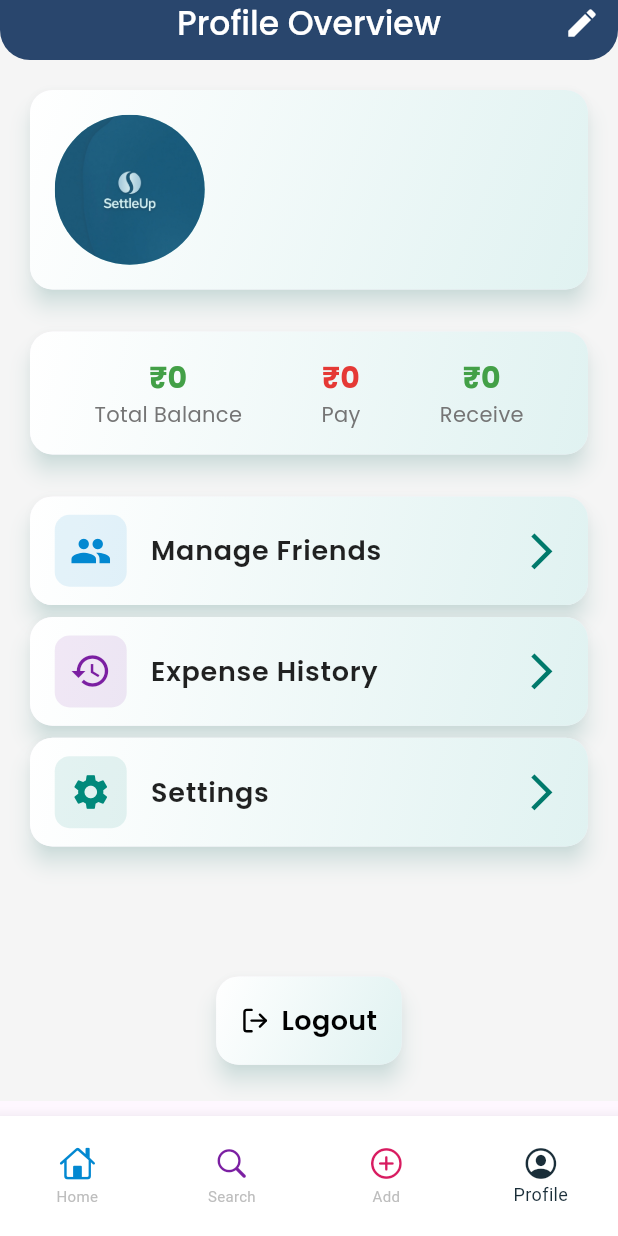
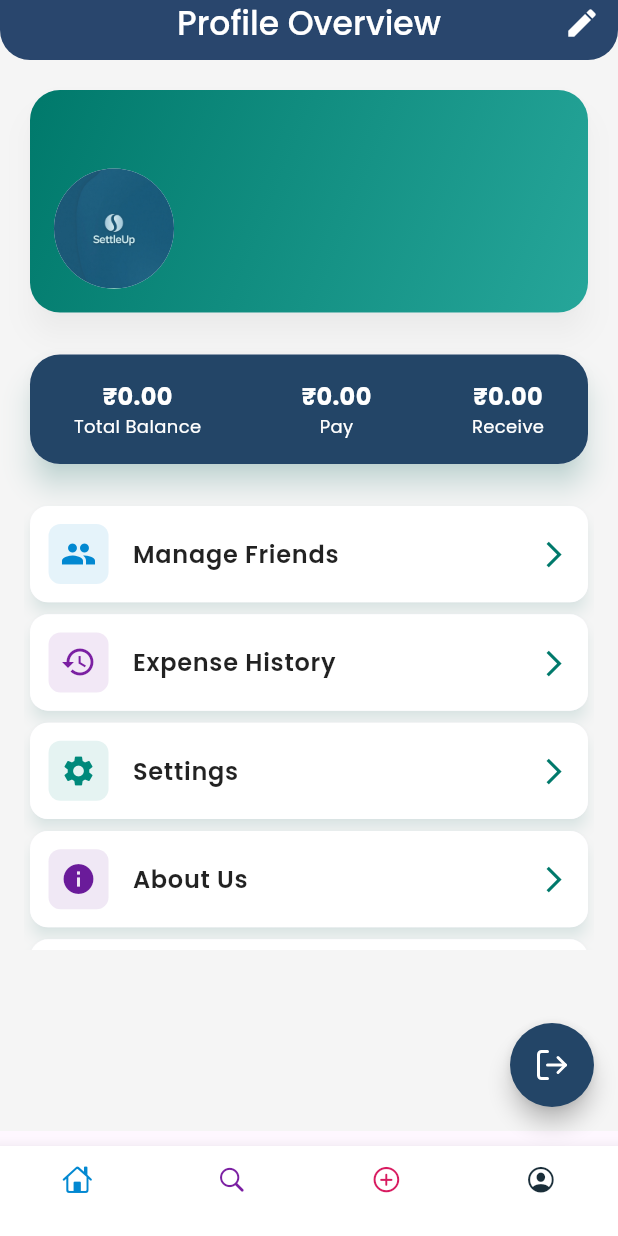
Before and after one commit to deepankar0611/split_wise, a Flutter app: the screen it shows once a user with an empty profile is signed in, item 4 of the bottom bar chosen, on a phone screen of 412 x 824 dp. Run offline on Flutter 3.47's test engine with Material 3 defaults, Android fonts, the phone set to English and light mode, and no system bars; our stand-ins replace animate_do, cached_network_image, cloud_firestore, firebase_auth, firebase_core, firebase_messaging and 13 more; accounts and stored records are empty; project files that could hold a hidden picture were left out.

Commit message:
spend analyser changes

```diff
--- a/lib/Home screen/home_screen.dart
+++ b/lib/Home screen/home_screen.dart
@@ -138,6 +138,7 @@ class _HomeScreenState extends State<HomeScreen> {
   @override
   Widget build(BuildContext context) {
     return Scaffold(
+      backgroundColor: const Color(0xFF234567),
       body: CustomScrollView(
         controller: widget.scrollController,
         slivers: <Widget>[
--- a/lib/Profile/profile_overview.dart
+++ b/lib/Profile/profile_overview.dart
@@ -4,7 +4,7 @@ import 'package:flutter/material.dart';
 import 'package:google_fonts/google_fonts.dart';
 import 'package:lucide_icons/lucide_icons.dart';
 import 'package:split_wise/Profile/manage_friends.dart';
-import 'package:split_wise/Profile/setting.dart'; // Add this import
+import 'package:split_wise/Profile/setting.dart';
 import 'package:supabase_flutter/supabase_flutter.dart';
 import '../Search/search_bar.dart';
 import '../login signup/login_screen.dart';
@@ -98,12 +98,12 @@ class _ProfileOverviewScreenState extends State<ProfileOverviewScreen> {
             _buildFinanceSummary(screenWidth, screenHeight),
             const SizedBox(height: 20),
             _buildProfileOptions(context),
-            const SizedBox(height: 20),
-            _buildLogoutButton(screenWidth, screenHeight),
-            const SizedBox(height: 20),
+            const SizedBox(height: 20), // Removed _buildLogoutButton here
           ],
         ),
       ),
+      floatingActionButton: _buildLogoutButton(context), // Added FAB at the bottom
+      floatingActionButtonLocation: FloatingActionButtonLocation.endFloat, // Position at bottom right
     );
   }
 
@@ -123,52 +123,61 @@ class _ProfileOverviewScreenState extends State<ProfileOverviewScreen> {
 
         final userData = snapshot.data!.data() as Map<String, dynamic>;
         return Card(
-          elevation: 6,
-          shape: RoundedRectangleBorder(borderRadius: BorderRadius.circular(15)),
-          shadowColor: Colors.teal.withOpacity(0.3),
-          child: Container(
+          elevation: 8,
+          shape: RoundedRectangleBorder(borderRadius: BorderRadius.circular(20)),
+          shadowColor: Colors.black.withOpacity(0.2),
+          child: Stack(
+            children: [
+              Container(
+                height: screenHeight * 0.18,
                 decoration: BoxDecoration(
                   gradient: LinearGradient(
-                colors: [Colors.white, Colors.teal.shade50],
+                    colors: [Colors.teal.shade700, Colors.teal.shade400],
                     begin: Alignment.topLeft,
                     end: Alignment.bottomRight,
                   ),
-              borderRadius: BorderRadius.circular(15),
+                  borderRadius: BorderRadius.circular(20),
                 ),
-            child: Padding(
-              padding: EdgeInsets.all(screenWidth * 0.04),
+              ),
+              Positioned(
+                left: 16,
+                bottom: 16,
                 child: Row(
                   children: [
                     CircleAvatar(
-                    radius: 50,
+                      radius: 40,
                       backgroundImage: userData.containsKey('profileImageUrl') && userData['profileImageUrl'].isNotEmpty
                           ? NetworkImage(userData['profileImageUrl'] as String)
                           : const AssetImage('assets/logo/intro.jpeg') as ImageProvider,
-                    backgroundColor: Colors.teal.shade100,
+                      backgroundColor: Colors.white,
                     ),
-                  const SizedBox(width: 16),
-                  Expanded(
-                    child: Column(
+                    const SizedBox(width: 12),
+                    Column(
                       crossAxisAlignment: CrossAxisAlignment.start,
                       children: [
                         Text(
                           userData['name'] ?? 'User',
-                          style: GoogleFonts.poppins(fontSize: 24, fontWeight: FontWeight.bold, color: Colors.black87),
+                          style: GoogleFonts.poppins(
+                            fontSize: 22,
+                            fontWeight: FontWeight.bold,
+                            color: Colors.white,
+                            shadows: [Shadow(color: Colors.black45, blurRadius: 4, offset: Offset(2, 2))],
+                          ),
                         ),
                         Text(
                           userData['email'] ?? '',
-                          style: GoogleFonts.poppins(fontSize: 14, color: Colors.grey.shade700),
+                          style: GoogleFonts.poppins(fontSize: 14, color: Colors.white70),
                         ),
                         Text(
                           userData['phone'] ?? '',
-                          style: GoogleFonts.poppins(fontSize: 14, color: Colors.grey.shade700),
+                          style: GoogleFonts.poppins(fontSize: 14, color: Colors.white70),
+                        ),
+                      ],
                     ),
                   ],
                 ),
               ),
             ],
-              ),
-            ),
           ),
         );
       },
@@ -195,27 +204,41 @@ class _ProfileOverviewScreenState extends State<ProfileOverviewScreen> {
         double totalBalance = amountToReceive - amountToPay;
         Color balanceColor = totalBalance >= 0 ? Colors.green.shade600 : Colors.red.shade600;
 
-        return Card(
-          elevation: 6,
-          shape: RoundedRectangleBorder(borderRadius: BorderRadius.circular(15)),
-          shadowColor: Colors.teal.withOpacity(0.3),
+        return AnimatedOpacity(
+          duration: const Duration(milliseconds: 500), // Fade-in animation
+          opacity: snapshot.hasData && snapshot.data!.exists ? 1.0 : 0.0,
+          child: Card(
+            elevation: 8,
+            shape: RoundedRectangleBorder(borderRadius: BorderRadius.circular(20)),
+            shadowColor: Colors.teal.withOpacity(0.4),
             child: Container(
               decoration: BoxDecoration(
                 gradient: LinearGradient(
-                colors: [Colors.white, Colors.teal.shade50],
+                  colors: [Color(0xFF234567), Color(0xFF234567)],
                   begin: Alignment.topLeft,
                   end: Alignment.bottomRight,
                 ),
-              borderRadius: BorderRadius.circular(15),
+                borderRadius: BorderRadius.circular(20),
               ),
               padding: EdgeInsets.all(screenWidth * 0.04),
               child: Row(
                 mainAxisAlignment: MainAxisAlignment.spaceAround,
                 children: [
-                _buildSummaryTile("Total Balance", "₹${totalBalance.abs().toInt()}", balanceColor),
-                _buildSummaryTile("Pay", "₹${amountToPay.toInt()}", Colors.red.shade600),
-                _buildSummaryTile("Receive", "₹${amountToReceive.toInt()}", Colors.green.shade600),
+                  _buildSummaryTile("Total Balance", "₹${totalBalance.toStringAsFixed(2)}", Colors.white),
+                  const VerticalDivider(
+                    color: Colors.white,
+                    thickness: 1,
+                    width: 16, // Space between tiles
+                  ),
+                  _buildSummaryTile("Pay", "₹${amountToPay.toStringAsFixed(2)}", Colors.white),
+                  const VerticalDivider(
+                    color: Colors.white,
+                    thickness: 1,
+                    width: 16,
+                  ),
+                  _buildSummaryTile("Receive", "₹${amountToReceive.toStringAsFixed(2)}", Colors.white),
                 ],
+              ),
             ),
           ),
         );
@@ -223,20 +246,22 @@ class _ProfileOverviewScreenState extends State<ProfileOverviewScreen> {
     );
   }
 
+  // Updated _buildSummaryTile to use smaller text
   Widget _buildSummaryTile(String label, String value, [Color? color]) {
     return Column(
+      mainAxisSize: MainAxisSize.min, // Compact vertical size
       children: [
         Text(
           value,
           style: GoogleFonts.poppins(
-            fontSize: 20,
+            fontSize: 16, // Smaller text for values
             fontWeight: FontWeight.bold,
-            color: color ?? Colors.black87,
+            color: color ?? Colors.white,
           ),
         ),
         Text(
           label,
-          style: GoogleFonts.poppins(fontSize: 14, color: Colors.grey.shade600),
+          style: GoogleFonts.poppins(fontSize: 12, color: Colors.white), // Smaller text for labels
         ),
       ],
     );
@@ -247,9 +272,9 @@ class _ProfileOverviewScreenState extends State<ProfileOverviewScreen> {
     var screenHeight = MediaQuery.of(context).size.height;
 
     return SizedBox(
-      height: 300,
+      height: 300, // Increased height to accommodate 5 items (from 240)
       child: ListView.builder(
-        itemCount: 3,
+        itemCount: 5, // Updated to include 5 items
         itemBuilder: (context, index) {
           switch (index) {
             case 0:
@@ -274,7 +299,7 @@ class _ProfileOverviewScreenState extends State<ProfileOverviewScreen> {
                 onTap: () {
                   Navigator.push(
                     context,
-                    MaterialPageRoute(builder: (context) =>  ExpenseHistoryDetailedScreen(showFilter: '', splitId: '',)),
+                    MaterialPageRoute(builder: (context) => ExpenseHistoryDetailedScreen(showFilter: '', splitId: '')),
                   );
                 },
                 iconColor: const Color(0xFF7B1FA2),
@@ -297,6 +322,32 @@ class _ProfileOverviewScreenState extends State<ProfileOverviewScreen> {
                 screenWidth: screenWidth,
                 screenHeight: screenHeight,
               );
+            case 3:
+              return _buildOptionTile(
+                icon: Icons.info, // Icon for About Us
+                title: "About Us",
+                onTap: () {
+                  // Add navigation or action for About Us (e.g., show a dialog, navigate to a new screen)
+                  _showAboutUsDialog(context); // Example implementation below
+                },
+                iconColor: const Color(0xFF6A1B9A), // Purple for variety
+                backgroundColor: Colors.white,
+                screenWidth: screenWidth,
+                screenHeight: screenHeight,
+              );
+            case 4:
+              return _buildOptionTile(
+                icon: Icons.star, // Icon for Rate Us
+                title: "Rate Us",
+                onTap: () {
+                  // Add action for Rate Us (e.g., open app store or show a rating dialog)
+                  _showRateUsDialog(context); // Example implementation below
+                },
+                iconColor: const Color(0xFFF57C00), // Orange for variety
+                backgroundColor: Colors.white,
+                screenWidth: screenWidth,
+                screenHeight: screenHeight,
+              );
             default:
               return Container();
           }
@@ -305,41 +356,77 @@ class _ProfileOverviewScreenState extends State<ProfileOverviewScreen> {
     );
   }
 
-  Widget _buildLogoutButton(double screenWidth, double screenHeight) {
-    return Card(
-      elevation: 6,
-      shape: RoundedRectangleBorder(borderRadius: BorderRadius.circular(15)),
-      shadowColor: Colors.teal.withOpacity(0.3),
-      child: Container(
-        decoration: BoxDecoration(
-          gradient: LinearGradient(
-            colors: [Colors.white, Colors.teal.shade50],
-            begin: Alignment.topLeft,
-            end: Alignment.bottomRight,
+  // Helper method to show About Us dialog
+  void _showAboutUsDialog(BuildContext context) {
+    showDialog(
+      context: context,
+      builder: (context) => AlertDialog(
+        title: Text("About Us", style: GoogleFonts.poppins(fontWeight: FontWeight.bold)),
+        content: Text(
+          "Welcome to SplitWise! We help you manage your expenses and split bills with friends effortlessly. Contact us at support@splitwise.com for more information.",
+          style: GoogleFonts.poppins(),
         ),
-          borderRadius: BorderRadius.circular(15),
+        actions: [
+          TextButton(
+            onPressed: () => Navigator.pop(context),
+            child: Text("Close", style: GoogleFonts.poppins(color: Colors.teal)),
           ),
-        child: Padding(
-          padding: EdgeInsets.all(screenWidth * 0.04),
-          child: GestureDetector(
-            onTap: () => _logout(context),
-            child: Row(
-              mainAxisAlignment: MainAxisAlignment.center,
-              mainAxisSize: MainAxisSize.min,
-              children: const [
-                Icon(LucideIcons.logOut, size: 19, color: Colors.black),
-                SizedBox(width: 8),
-                Text("Logout",
-                    style: TextStyle(
-                        color: Colors.black,
-                        fontSize: 18,
-                        fontWeight: FontWeight.w600,
-                        fontFamily: 'Poppins')),
         ],
       ),
+    );
+  }
+
+  // Helper method to show Rate Us dialog
+  void _showRateUsDialog(BuildContext context) {
+    showDialog(
+      context: context,
+      builder: (context) => AlertDialog(
+        title: Text("Rate Us", style: GoogleFonts.poppins(fontWeight: FontWeight.bold)),
+        content: Text(
+          "If you enjoy using SplitWise, please rate us on the App Store or Google Play to help us improve!",
+          style: GoogleFonts.poppins(),
+        ),
+        actions: [
+          TextButton(
+            onPressed: () => Navigator.pop(context),
+            child: Text("Later", style: GoogleFonts.poppins(color: Colors.teal)),
+          ),
+          TextButton(
+            onPressed: () {
+              // Add logic to open the app store or play store here (e.g., using url_launcher package)
+              Navigator.pop(context);
+            },
+            child: Text("Rate Now", style: GoogleFonts.poppins(color: Colors.teal)),
+          ),
+        ],
+      ),
+    );
+  }
+
+  Widget _buildLogoutButton(BuildContext context) {
+    return StatefulBuilder(
+      builder: (context, setState) {
+        double scale = 1.0;
+        return GestureDetector(
+          onTapDown: (_) => setState(() => scale = 0.95),
+          onTapUp: (_) {
+            setState(() => scale = 1.0);
+            _logout(context);
+          },
+          onTapCancel: () => setState(() => scale = 1.0),
+          child: AnimatedContainer(
+            duration: const Duration(milliseconds: 200),
+            transform: Matrix4.identity()..scale(scale),
+            child: FloatingActionButton(
+              onPressed: null, // Disable default onPressed to use GestureDetector
+              backgroundColor: const Color(0xFF234567),
+              elevation: 6,
+              shape: RoundedRectangleBorder(borderRadius: BorderRadius.circular(30)),
+              child: const Icon(LucideIcons.logOut, size: 24, color: Colors.white),
             ),
           ),
-      ),
+        );
+      },
     );
   }
 
@@ -368,35 +455,35 @@ class _ProfileOverviewScreenState extends State<ProfileOverviewScreen> {
     Function()? onTap,
   }) {
     return Card(
-      elevation: 6,
-      shape: RoundedRectangleBorder(borderRadius: BorderRadius.circular(15)),
-      shadowColor: Colors.teal.withOpacity(0.3),
+      elevation: 4,
+      shape: RoundedRectangleBorder(borderRadius: BorderRadius.circular(12)),
+      shadowColor: Colors.teal.withOpacity(0.2),
       child: Container(
         decoration: BoxDecoration(
           gradient: LinearGradient(
-            colors: [Colors.white, Colors.teal.shade50],
+            colors: [Colors.white, Colors.white],
             begin: Alignment.topLeft,
             end: Alignment.bottomRight,
           ),
-          borderRadius: BorderRadius.circular(15),
+          borderRadius: BorderRadius.circular(12),
         ),
         child: ListTile(
           contentPadding: EdgeInsets.symmetric(
-            horizontal: screenWidth * 0.04,
-            vertical: screenHeight * 0.01,
+            horizontal: screenWidth * 0.03,
+            vertical: screenHeight * 0.005,
           ),
           leading: Container(
-            padding: const EdgeInsets.all(10),
+            padding: const EdgeInsets.all(8),
             decoration: BoxDecoration(
               color: iconColor.withOpacity(0.1),
-              borderRadius: BorderRadius.circular(10),
+              borderRadius: BorderRadius.circular(8),
             ),
-            child: Icon(icon, color: iconColor, size: 28),
+            child: Icon(icon, color: iconColor, size: 24),
           ),
           title: Text(
             title,
             style: GoogleFonts.poppins(
-              fontSize: 18,
+              fontSize: 16,
               fontWeight: FontWeight.w600,
               color: Colors.black87,
             ),
@@ -404,7 +491,7 @@ class _ProfileOverviewScreenState extends State<ProfileOverviewScreen> {
           trailing: Icon(
             Icons.arrow_forward_ios,
             color: Colors.teal.shade700,
-            size: screenWidth * 0.07,
+            size: screenWidth * 0.05,
           ),
           onTap: onTap,
         ),
--- a/lib/bottom_bar.dart
+++ b/lib/bottom_bar.dart
@@ -154,45 +154,47 @@ class _BottomBarState extends State<BottomBar> with SingleTickerProviderStateMix
         },
       ),
       bottomNavigationBar: AnimatedContainer(
-        duration: const Duration(milliseconds: 1000),
-        height: _isBottomBarVisible ? 80.0 : 0.0, // Increased height to accommodate content
+        clipBehavior: Clip.none,
+        duration: const Duration(milliseconds: 300),
+        height: _isBottomBarVisible ? 60.0 : 0.0,
+
         curve: Curves.easeInOut,
         child: _isBottomBarVisible
             ? BottomNavigationBar(
           currentIndex: _selectedIndex,
           onTap: _onItemTapped,
-          type: BottomNavigationBarType.fixed,
+          type: BottomNavigationBarType.fixed, // Ensure type is fixed for label efficiency
           backgroundColor: Colors.white,
           selectedItemColor: const Color(0xFF1A2E39),
           unselectedItemColor: Colors.grey[400],
-          selectedFontSize: 12,
-          unselectedFontSize: 10, // Reduced unselected font size
+          selectedFontSize: 11, // Keep reduced selectedFontSize
+          unselectedFontSize: 9, // Keep reduced unselectedFontSize
           elevation: 8,
-          iconSize: 24, // Reduced icon size
+          iconSize: 20, // Keep or slightly reduce iconSize if needed, e.g., 18
           items: const [
             BottomNavigationBarItem(
               icon: Icon(CupertinoIcons.home, color: Color(0xFF0288D1)),
               activeIcon: Icon(CupertinoIcons.home, color: Color(0xFF1A2E39)),
-              label: 'Home',
+              label: '', // Short label
             ),
             BottomNavigationBarItem(
               icon: Icon(CupertinoIcons.search, color: Color(0xFF7B1FA2)),
               activeIcon: Icon(CupertinoIcons.search, color: Color(0xFF1A2E39)),
-              label: 'Search',
+              label: '', // Short label
             ),
             BottomNavigationBarItem(
               icon: Icon(CupertinoIcons.add_circled, color: Color(0xFFD81B60)),
               activeIcon: Icon(CupertinoIcons.add_circled, color: Color(0xFF1A2E39)),
-              label: 'Add',
+              label: '', // Short label
             ),
             BottomNavigationBarItem(
               icon: Icon(CupertinoIcons.profile_circled, color: Color(0xFF00897B)),
               activeIcon: Icon(CupertinoIcons.profile_circled, color: Color(0xFF1A2E39)),
-              label: 'Profile',
+              label: '', // Short label
             ),
           ],
         )
-            : null, // Avoid rendering BottomNavigationBar when height is 0
+            : null,
       ),
     );
   }
--- a/lib/split/friends.dart
+++ b/lib/split/friends.dart
@@ -111,39 +111,19 @@ class _AddExpenseScreenState extends State<AddExpenseScreen> {
             letterSpacing: 0.5,
           ),
         ),
-        backgroundColor: const Color(0xFF1A3C6D), // Non-nullable Color
-        flexibleSpace: Container(
-          decoration: const BoxDecoration(
-            gradient: LinearGradient(
-              colors: [Color(0xFF1A3C6D), Color(0xFF2E6B9F)],
-              begin: Alignment.topLeft,
-              end: Alignment.bottomRight,
-            ),
-          ),
-        ),
+        backgroundColor: const Color(0xFF1A3C6D), // Solid background color
         elevation: 0,
         centerTitle: true,
         actions: [
           TextButton(
             onPressed: () {
-              if (totalAmount > 0 && expenseDescription.isNotEmpty) {
-                Navigator.push(
-                  context,
-                  MaterialPageRoute(
-                    builder: (context) => FinalSplitScreen(
-                      selectedPeople: selectedPeople,
-                      payerAmounts: payerAmounts,
-                      totalAmount: totalAmount,
-                      expenseDescription: expenseDescription,
-                      selectedCategory: selectedCategory,
-                    ),
-                  ),
-                );
-              } else {
-                ScaffoldMessenger.of(context).showSnackBar(
-                  const SnackBar(content: Text('Please enter a valid amount and description')),
-                );
-              }
+              // Placeholder for save action - replace with your logic
+              Navigator.push(
+                context,
+                MaterialPageRoute(
+                  builder: (context) => const Placeholder(), // Replace Placeholder with your actual screen/widget
+                ),
+              );
             },
             child: const Text(
               "Save",
@@ -155,6 +135,9 @@ class _AddExpenseScreenState extends State<AddExpenseScreen> {
             ),
           ),
         ],
+        shape: const RoundedRectangleBorder( // Apply shape to AppBar
+          borderRadius: BorderRadius.vertical(bottom: Radius.circular(20)),
+        ),
       ),
       body: SingleChildScrollView(
         physics: const BouncingScrollPhysics(),
```
Lines whose indentation alone changed are shown as unchanged.
